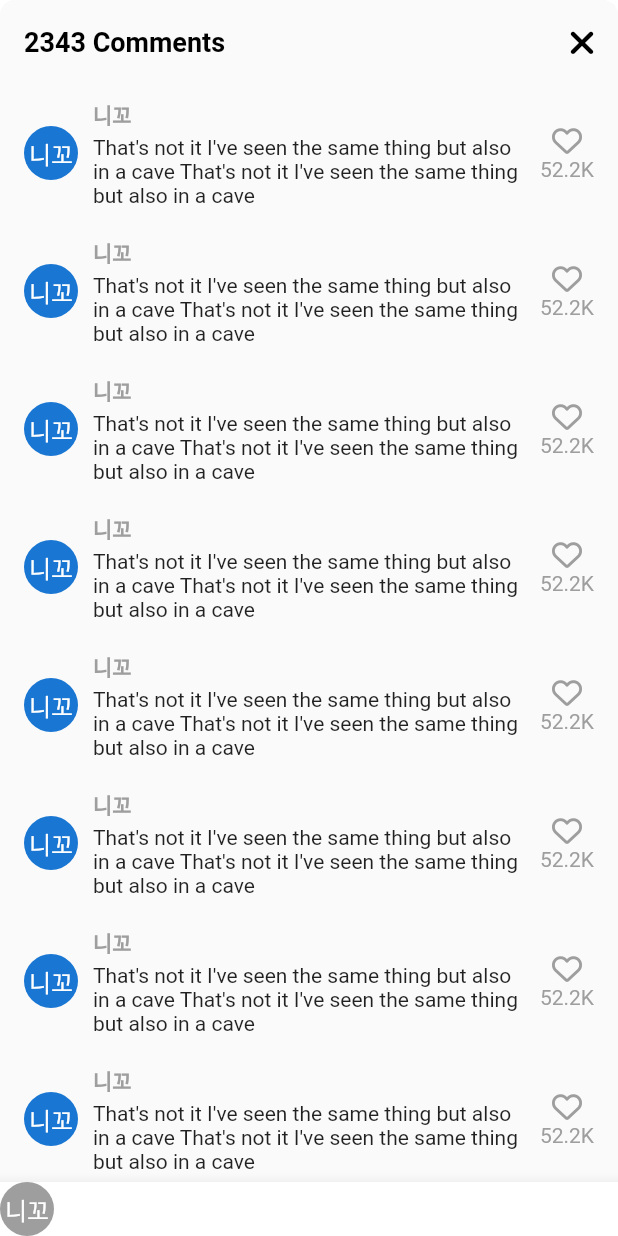
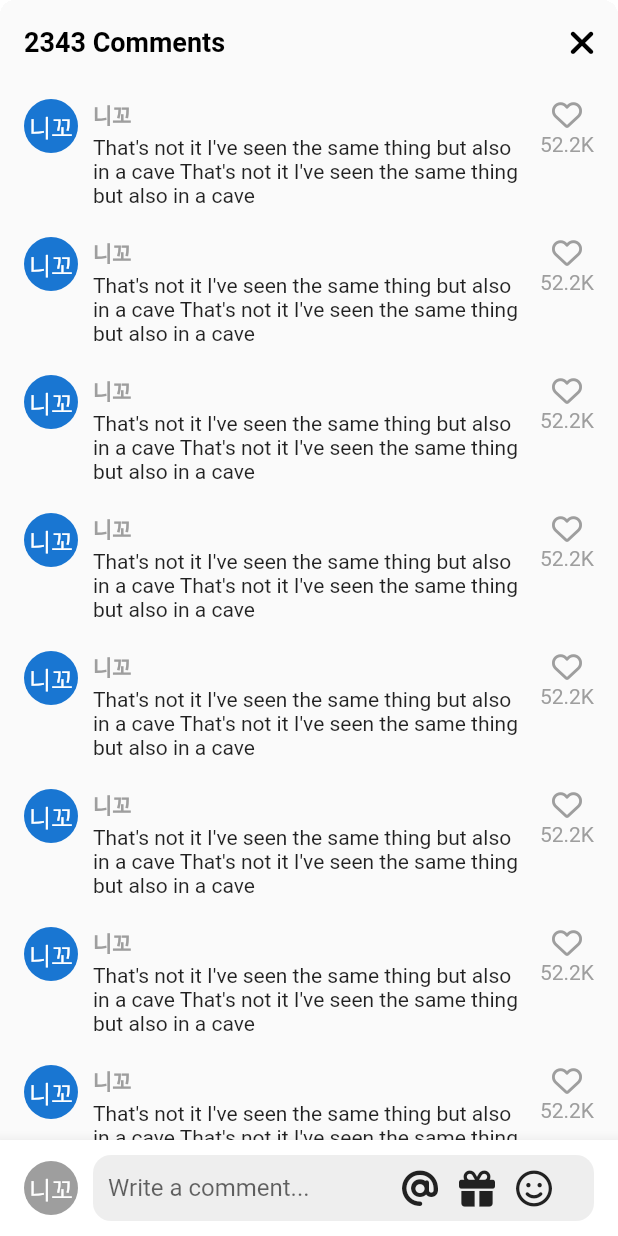
Before and after one commit to hayden365/titok_flutter, a Flutter app: the VideoComments screen opened directly, on a phone screen of 412 x 824 dp. Run offline on Flutter 3.47's test engine with Material 2 defaults, Android fonts, the light colour scheme and no system bars; our stand-ins replace firebase_auth, firebase_core, flutter_riverpod, font_awesome_flutter, riverpod, video_player and 1 more; accounts and stored records are empty; generated files the repository leaves out were written again; network calls fail.

Commit message:
feat: comments section

```diff
--- a/lib/features/main_navigation/main_navigation_screen.dart
+++ b/lib/features/main_navigation/main_navigation_screen.dart
@@ -39,6 +39,7 @@ class _MainNavigationScreenState extends State<MainNavigationScreen> {
   @override
   Widget build(BuildContext context) {
     return Scaffold(
+      resizeToAvoidBottomInset: false,
       backgroundColor: _selectedIndex == 0 ? Colors.black : Colors.white,
       body: Stack(children: [
         Offstage(
--- a/lib/features/videos/widgets/video_comments.dart
+++ b/lib/features/videos/widgets/video_comments.dart
@@ -11,13 +11,32 @@ class VideoComments extends StatefulWidget {
 }
 
 class _VideoCommentsState extends State<VideoComments> {
+  bool _isWriting = false;
+
+  final ScrollController _scrollController = ScrollController();
+
   void _onClosePressed() {
     Navigator.of(context).pop();
   }
 
+  void _stopWriting() {
+    FocusScope.of(context).unfocus();
+    setState(() {
+      _isWriting = false;
+    });
+  }
+
+  void _onStartWriting() {
+    setState(() {
+      _isWriting = true;
+    });
+  }
+
   @override
   Widget build(BuildContext context) {
+    final size = MediaQuery.of(context).size;
     return Container(
+      height: size.height * 0.75,
       clipBehavior: Clip.hardEdge,
       decoration: BoxDecoration(
         borderRadius: BorderRadius.circular(Sizes.size10),
@@ -35,14 +54,24 @@ class _VideoCommentsState extends State<VideoComments> {
             ),
           ],
         ),
-        body: ListView.separated(
-          padding: const EdgeInsets.symmetric(
-            vertical: Sizes.size10,
-            horizontal: Sizes.size16,
+        body: GestureDetector(
+          onTap: _stopWriting,
+          child: Stack(
+            children: [
+              Scrollbar(
+                controller: _scrollController,
+                child: ListView.separated(
+                  controller: _scrollController,
+                  padding: const EdgeInsets.only(
+                    top: Sizes.size10,
+                    bottom: Sizes.size96 + Sizes.size20,
+                    left: Sizes.size16,
+                    right: Sizes.size16,
                   ),
                   separatorBuilder: (context, index) => Gaps.v20,
                   itemCount: 10,
                   itemBuilder: (context, index) => Row(
+                    crossAxisAlignment: CrossAxisAlignment.start,
                     children: [
                       const CircleAvatar(
                         radius: 18,
@@ -84,8 +113,17 @@ class _VideoCommentsState extends State<VideoComments> {
                     ],
                   ),
                 ),
-        bottomNavigationBar: BottomAppBar(
+              ),
+              Positioned(
+                bottom: 0,
+                width: size.width,
+                child: BottomAppBar(
                   color: Colors.white,
+                  child: Padding(
+                    padding: const EdgeInsets.symmetric(
+                      horizontal: Sizes.size16,
+                      vertical: Sizes.size10,
+                    ),
                     child: Row(
                       children: [
                         CircleAvatar(
@@ -93,7 +131,73 @@ class _VideoCommentsState extends State<VideoComments> {
                           backgroundColor: Colors.grey.shade500,
                           foregroundColor: Colors.white,
                           child: const Text("니꼬"),
+                        ),
+                        Gaps.h10,
+                        Expanded(
+                          child: SizedBox(
+                            height: Sizes.size44,
+                            child: TextField(
+                              onTap: _onStartWriting,
+                              expands: true,
+                              minLines: null,
+                              maxLines: null,
+                              textInputAction: TextInputAction.newline,
+                              cursorColor: Theme.of(context).primaryColor,
+                              decoration: InputDecoration(
+                                  hintText: "Write a comment...",
+                                  border: OutlineInputBorder(
+                                    borderRadius: BorderRadius.circular(
+                                      Sizes.size12,
+                                    ),
+                                    borderSide: BorderSide.none,
+                                  ),
+                                  filled: true,
+                                  fillColor: Colors.grey.shade200,
+                                  contentPadding: const EdgeInsets.symmetric(
+                                    horizontal: Sizes.size10,
+                                  ),
+                                  suffixIcon: Padding(
+                                    padding: const EdgeInsets.only(
+                                      right: Sizes.size14,
+                                    ),
+                                    child: Row(
+                                      mainAxisSize: MainAxisSize.min,
+                                      children: [
+                                        FaIcon(
+                                          FontAwesomeIcons.at,
+                                          color: Colors.grey.shade900,
+                                        ),
+                                        Gaps.h14,
+                                        FaIcon(
+                                          FontAwesomeIcons.gift,
+                                          color: Colors.grey.shade900,
+                                        ),
+                                        Gaps.h14,
+                                        FaIcon(
+                                          FontAwesomeIcons.faceSmile,
+                                          color: Colors.grey.shade900,
+                                        ),
+                                        Gaps.h14,
+                                        if (_isWriting)
+                                          GestureDetector(
+                                            onTap: _stopWriting,
+                                            child: FaIcon(
+                                              FontAwesomeIcons.circleArrowUp,
+                                              color: Theme.of(context)
+                                                  .primaryColor,
+                                            ),
                                           )
+                                      ],
+                                    ),
+                                  )),
+                            ),
+                          ),
+                        )
+                      ],
+                    ),
+                  ),
+                ),
+              ),
             ],
           ),
         ),
--- a/lib/features/videos/widgets/video_post.dart
+++ b/lib/features/videos/widgets/video_post.dart
@@ -100,6 +100,7 @@ class _VideoPostState extends State<VideoPost>
     }
     await showModalBottomSheet(
       context: context,
+      isScrollControlled: true,
       backgroundColor: Colors.transparent,
       builder: (context) => const VideoComments(),
     );
```
Lines whose indentation alone changed are shown as unchanged.
